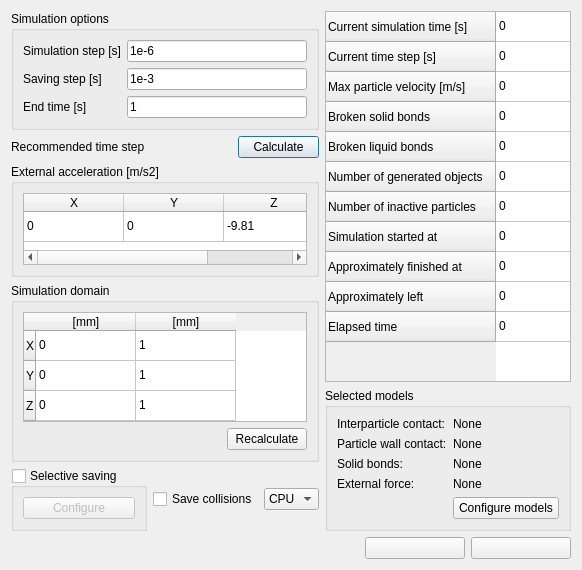
Before: the Qt Designer form QTDialogs/SimulatorTab/SimulatorTab.ui in msolids/musen, drawn with Qt 5.
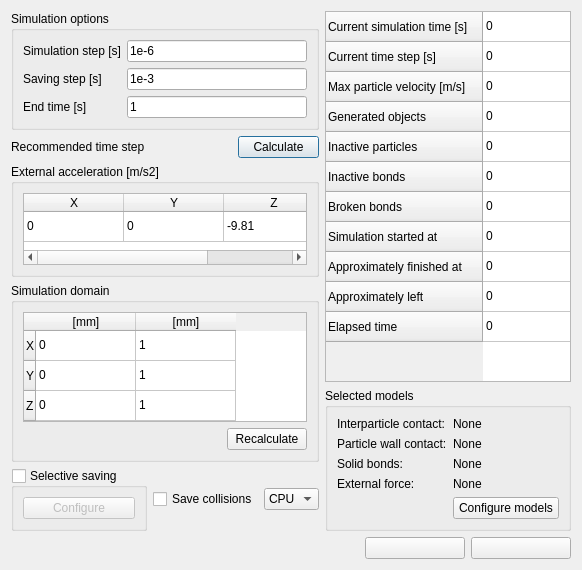
After: the same form once the commit is applied. Icons and pictures are not drawn.

Commit message:
feat: Properly show broken bonds on GPU
- Add Inactive bonds counter.
- Distinguish between inactive and broken bonds on GPU.
- Remove liquid bonds counter.
- Update simulation statistics even when no PP and PW models selected.
- closes #31

The edit to the form file:
```diff
--- a/QTDialogs/SimulatorTab/SimulatorTab.ui
+++ b/QTDialogs/SimulatorTab/SimulatorTab.ui
@@ -407,22 +407,22 @@
        </row>
        <row>
         <property name="text">
-         <string>Broken solid bonds</string>
+         <string>Generated objects</string>
         </property>
        </row>
        <row>
         <property name="text">
-         <string>Broken liquid bonds</string>
+         <string>Inactive particles</string>
         </property>
        </row>
        <row>
         <property name="text">
-         <string>Number of generated objects</string>
+         <string>Inactive bonds</string>
         </property>
        </row>
        <row>
         <property name="text">
-         <string>Number of inactive particles</string>
+         <string>Broken bonds</string>
         </property>
        </row>
        <row>
```
Left out of the diff: 6 changed lines with no effect on the pictures. The commit also changes 36 other files.
